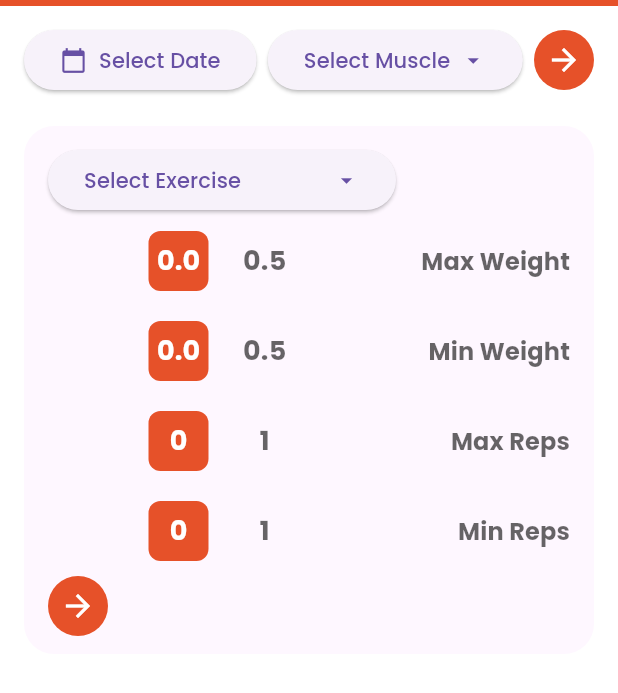
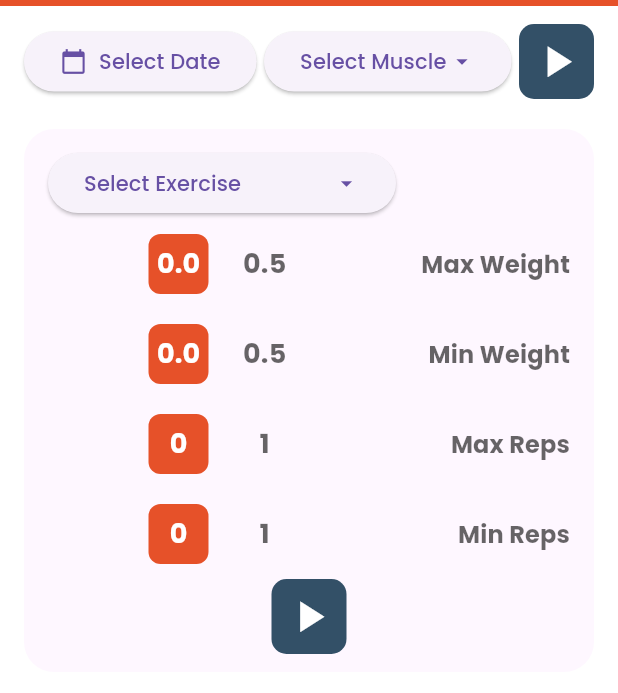
Before and after one commit to jreyesgfi/flutter_train_tracker_app, a Flutter app: the MainScreen screen opened directly, on a phone screen of 412 x 824 dp. Shown: the top 693 px of the screen. Run offline on Flutter 3.47's test engine with Material 3 defaults, Android fonts, the phone set to English and light mode, and no system bars; our stand-ins replace flutter_svg; missing offline and left inert: amplify_auth_cognito, amplify_core, amplify_datastore, amplify_flutter.

Commit message:
Custom Icon Buttons Updated.

```diff
--- a/lib/presentation_layer/screens/widget_testing_screen.dart
+++ b/lib/presentation_layer/screens/widget_testing_screen.dart
@@ -1,4 +1,7 @@
 import 'package:flutter/material.dart';
+import 'package:flutter_application_test1/presentation_layer/widgets/common/buttons/back_button.dart';
+import 'package:flutter_application_test1/presentation_layer/widgets/common/buttons/next_button.dart';
+import 'package:flutter_application_test1/presentation_layer/widgets/common/buttons/stop_button.dart';
 import 'package:flutter_application_test1/presentation_layer/widgets/exercise_list_selector.dart';
 import 'package:flutter_application_test1/presentation_layer/widgets/exercise_tile.dart';
 import 'package:flutter_application_test1/presentation_layer/widgets/common/footer.dart';
@@ -49,7 +52,11 @@ class TestingScreenState extends State<TestingScreen> {
 
           SessionInfoWidget(
             sessionInfo: lastTrainingData
-          )
+          ),
+
+          NextIconButton(onTap: ()=>{}),
+          BackIconButton(onTap: () =>{}),
+          StopIconButton(onTap: () =>{})
 
 
 
--- a/lib/presentation_layer/temp/ExerciseCard.dart
+++ b/lib/presentation_layer/temp/ExerciseCard.dart
@@ -6,7 +6,7 @@ import 'package:flutter_application_test1/presentation_layer/screens/main_screen
 import 'package:flutter_application_test1/presentation_layer/widgets/CustomDropdownFormField.dart';
 
 import 'package:flutter_application_test1/common_layer/theme/custom_colors.dart';
-import 'package:flutter_application_test1/presentation_layer/widgets/NextButton.dart';
+import 'package:flutter_application_test1/presentation_layer/widgets/common/buttons/next_button.dart';
 import 'package:intl/intl.dart';
 import 'package:flutter_application_test1/models/Exercise.dart';
 import 'package:amplify_flutter/amplify_flutter.dart';
@@ -313,7 +313,7 @@ class _EditableExerciseCardState extends State<EditableExerciseCard> {
             ),
             Builder(
               builder: (context) {
-                return NextButton(
+                return NextIconButton(
                   onTap: () => _publishEntry(context),
                 );
               },
--- a/lib/presentation_layer/temp/MuscleDateSelector.dart
+++ b/lib/presentation_layer/temp/MuscleDateSelector.dart
@@ -5,7 +5,7 @@ import 'package:flutter_application_test1/models/muscles_and_exercises.dart';
 import 'package:flutter_application_test1/presentation_layer/screens/main_screen.dart';
 import 'package:flutter_application_test1/presentation_layer/widgets/CustomDropdownFormField.dart';
 import 'package:flutter_application_test1/presentation_layer/widgets/DateSelectorFormField.dart';
-import 'package:flutter_application_test1/presentation_layer/widgets/NextButton.dart';
+import 'package:flutter_application_test1/presentation_layer/widgets/common/buttons/next_button.dart';
 
 import 'package:provider/provider.dart';
 
@@ -189,7 +189,7 @@ class _MuscleDateSelectorState extends State<MuscleDateSelector> {
                     ),
                   ),
 
-                  NextButton(
+                  NextIconButton(
                       onTap: () => {
                             if (_formKey.currentState!.validate())
                               {fetchExercises()}
--- a/lib/presentation_layer/widgets/NextButton.dart
+++ /dev/null
@@ -1,24 +0,0 @@
-import 'package:flutter/material.dart';
-
-class NextButton extends StatelessWidget {
-final VoidCallback onTap;
-
-const NextButton(
-      {Key? key, required this.onTap})
-      : super(key: key);
-@override
-Widget build(BuildContext context) {
-  return Container(
-                height: 40, // Standard Material button height
-                width: 40, // Making it a circle
-                decoration: BoxDecoration(
-                  color: Theme.of(context).primaryColor, // Button color
-                  shape: BoxShape.circle, // Circular shape
-                ),
-                child: InkWell(
-                  onTap: onTap,
-                  child: Icon(Icons.arrow_forward, color: Colors.white),
-                ),
-              );
-}
-}
--- /dev/null
+++ b/lib/presentation_layer/widgets/common/buttons/back_button.dart
@@ -0,0 +1,17 @@
+import 'package:flutter/material.dart';
+import 'package:flutter_application_test1/presentation_layer/widgets/common/buttons/custom_icon_button.dart';
+
+class BackIconButton extends StatelessWidget {
+  final VoidCallback onTap;
+
+  const BackIconButton({super.key, required this.onTap});
+
+  @override
+  Widget build(BuildContext context) {
+    return CustomIconButton(
+      onTap: onTap,
+      icon: Icons.undo,
+      backgroundColor: Theme.of(context).shadowColor,
+    );
+  }
+}
--- /dev/null
+++ b/lib/presentation_layer/widgets/common/buttons/custom_icon_button.dart
@@ -0,0 +1,79 @@
+import 'package:flutter/material.dart';
+
+class CustomIconButton extends StatefulWidget {
+  final VoidCallback onTap;
+  final IconData icon;
+  final Color backgroundColor;
+  final Color iconColor;
+  final double size;
+
+  const CustomIconButton({
+    super.key,
+    required this.onTap,
+    required this.icon,
+    required this.backgroundColor,
+    this.iconColor = Colors.white,
+    this.size = 50, // Default size
+  });
+
+  @override
+  _CustomIconButtonState createState() => _CustomIconButtonState();
+}
+
+class _CustomIconButtonState extends State<CustomIconButton> with SingleTickerProviderStateMixin {
+  late AnimationController _controller;
+  late Animation<double> _scaleAnimation;
+
+  @override
+  void initState() {
+    super.initState();
+    _controller = AnimationController(
+      duration: const Duration(milliseconds: 100),
+      vsync: this,
+    );
+    _scaleAnimation = Tween<double>(begin: 1.0, end: 0.9).animate(_controller);
+  }
+
+  @override
+  void dispose() {
+    _controller.dispose();
+    super.dispose();
+  }
+
+  void _handleTap() {
+    _controller.forward().then((value) {
+      _controller.reverse();
+    });
+    widget.onTap();
+  }
+
+  @override
+  Widget build(BuildContext context) {
+    return Center(
+      child: SizedBox(
+        width: widget.size,
+        height: widget.size,
+        child: GestureDetector(
+          onTap: _handleTap,
+          child: AnimatedBuilder(
+            animation: _scaleAnimation,
+            builder: (context, child) => Transform.scale(
+              scale: _scaleAnimation.value,
+              child: Container(
+                decoration: BoxDecoration(
+                  color: widget.backgroundColor,
+                  borderRadius: BorderRadius.circular(10), // Rounded square
+                ),
+                child: Icon(
+                  widget.icon,
+                  color: widget.iconColor,
+                  size: widget.size*0.7, // Icon size proportional to the button
+                ),
+              ),
+            ),
+          ),
+        ),
+      ),
+    );
+  }
+}
--- /dev/null
+++ b/lib/presentation_layer/widgets/common/buttons/next_button.dart
@@ -0,0 +1,58 @@
+import 'package:flutter/material.dart';
+import 'package:flutter_application_test1/common_layer/theme/app_theme.dart';
+import 'package:flutter_application_test1/presentation_layer/widgets/common/buttons/custom_icon_button.dart';
+
+class NextIconButton extends StatelessWidget {
+  final VoidCallback onTap;
+
+  const NextIconButton({super.key, required this.onTap});
+
+  @override
+  Widget build(BuildContext context) {
+    return CustomIconButton(
+      onTap: onTap,
+      icon: Icons.play_arrow,
+      backgroundColor: Theme.of(context).primaryColorDark,
+    );
+  }
+}
+
+
+// import 'package:flutter/material.dart';
+
+// class NextButton extends StatelessWidget {
+//   final VoidCallback onTap;
+
+//   const NextButton({super.key, required this.onTap});
+
+//   @override
+//   Widget build(BuildContext context) {
+//     return Center(
+//       // Ensures the button is centered if it doesn't fill the parent
+//       child: SizedBox(
+//         width: 50, // Fixed width
+//         height: 50, // Fixed height
+//         child: Container(
+//           decoration: BoxDecoration(
+//             color: Theme.of(context).primaryColor, // Button color
+//             borderRadius:
+//                 BorderRadius.circular(10), // Rounded corners for square shape
+//           ),
+//           child: Material(
+//             color: Colors
+//                 .transparent, // Ensure that the Material widget is transparent
+//             child: InkWell(
+//               onTap: onTap,
+//               borderRadius: BorderRadius.circular(
+//                   10), // Match the container border radius
+//               child: const Center(
+//                 child: Icon(Icons.play_arrow,
+//                     color: Colors.white, size: 24), // Play icon
+//               ),
+//             ),
+//           ),
+//         ),
+//       ),
+//     );
+//   }
+// }
--- /dev/null
+++ b/lib/presentation_layer/widgets/common/buttons/stop_button.dart
@@ -0,0 +1,17 @@
+import 'package:flutter/material.dart';
+import 'package:flutter_application_test1/presentation_layer/widgets/common/buttons/custom_icon_button.dart';
+
+class StopIconButton extends StatelessWidget {
+  final VoidCallback onTap;
+
+  const StopIconButton({super.key, required this.onTap});
+
+  @override
+  Widget build(BuildContext context) {
+    return CustomIconButton(
+      onTap: onTap,
+      icon: Icons.stop,
+      backgroundColor: Theme.of(context).primaryColor,
+    );
+  }
+}
```
